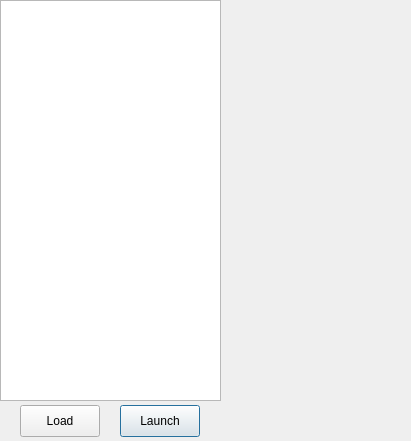
First picture: the form in src/historylist.ui, repository Pedro-Beirao/dsda-launcher, before the edit.
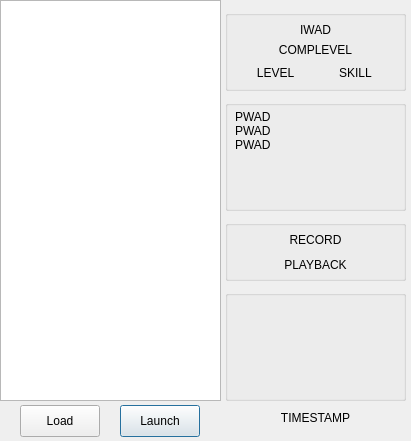
Second picture: the form after the edit.

Commit message: Setup UI of history item details

Patch:
```diff
--- a/src/historylist.ui
+++ b/src/historylist.ui
@@ -77,97 +77,175 @@
     </rect>
    </property>
    <property name="text">
-    <string/>
+    <string>TIMESTAMP</string>
+   </property>
+   <property name="alignment">
+    <set>Qt::AlignCenter</set>
    </property>
   </widget>
+  <widget class="QGroupBox" name="groupBox">
+   <property name="geometry">
+    <rect>
+     <x>225</x>
+     <y>10</y>
+     <width>181</width>
+     <height>81</height>
+    </rect>
+   </property>
+   <property name="title">
+    <string/>
+   </property>
   <widget class="QLabel" name="iwad_label">
    <property name="geometry">
     <rect>
-     <x>240</x>
-     <y>20</y>
-     <width>151</width>
-     <height>16</height>
+      <x>0</x>
+      <y>10</y>
+      <width>181</width>
+      <height>20</height>
     </rect>
    </property>
    <property name="text">
-    <string/>
+     <string>IWAD</string>
+    </property>
+    <property name="alignment">
+     <set>Qt::AlignCenter</set>
    </property>
   </widget>
   <widget class="QLabel" name="complevel_label">
    <property name="geometry">
     <rect>
-     <x>240</x>
-     <y>50</y>
-     <width>151</width>
-     <height>16</height>
+      <x>0</x>
+      <y>30</y>
+      <width>181</width>
+      <height>20</height>
     </rect>
    </property>
    <property name="text">
-    <string/>
+     <string>COMPLEVEL</string>
+    </property>
+    <property name="alignment">
+     <set>Qt::AlignCenter</set>
    </property>
   </widget>
   <widget class="QLabel" name="level_label">
    <property name="geometry">
     <rect>
-     <x>240</x>
-     <y>80</y>
+      <x>20</x>
+      <y>55</y>
      <width>61</width>
      <height>16</height>
     </rect>
    </property>
    <property name="text">
-    <string/>
+     <string>LEVEL</string>
+    </property>
+    <property name="alignment">
+     <set>Qt::AlignCenter</set>
    </property>
   </widget>
   <widget class="QLabel" name="difficulty_label">
    <property name="geometry">
     <rect>
-     <x>330</x>
-     <y>80</y>
+      <x>100</x>
+      <y>55</y>
      <width>61</width>
      <height>16</height>
     </rect>
    </property>
    <property name="text">
+     <string>SKILL</string>
+    </property>
+    <property name="alignment">
+     <set>Qt::AlignCenter</set>
+    </property>
+   </widget>
+  </widget>
+  <widget class="QGroupBox" name="groupBox_2">
+   <property name="geometry">
+    <rect>
+     <x>225</x>
+     <y>100</y>
+     <width>181</width>
+     <height>111</height>
+    </rect>
+   </property>
+   <property name="title">
     <string/>
    </property>
-  </widget>
   <widget class="QLabel" name="pwads_label">
    <property name="geometry">
     <rect>
-     <x>240</x>
-     <y>120</y>
-     <width>151</width>
+      <x>10</x>
+      <y>10</y>
+      <width>161</width>
      <height>91</height>
     </rect>
    </property>
    <property name="text">
-    <string/>
-   </property>
-  </widget>
-  <widget class="QLabel" name="recordDemo_label">
+     <string>PWAD
+PWAD
+PWAD</string>
+    </property>
+    <property name="alignment">
+     <set>Qt::AlignLeading|Qt::AlignLeft|Qt::AlignTop</set>
+    </property>
+   </widget>
+  </widget>
+  <widget class="QGroupBox" name="groupBox_3">
    <property name="geometry">
     <rect>
-     <x>240</x>
-     <y>230</y>
-     <width>151</width>
-     <height>16</height>
+     <x>225</x>
+     <y>220</y>
+     <width>181</width>
+     <height>61</height>
     </rect>
    </property>
-   <property name="text">
+   <property name="title">
     <string/>
    </property>
-  </widget>
   <widget class="QLabel" name="playbackDemo_label">
    <property name="geometry">
     <rect>
-     <x>240</x>
-     <y>260</y>
-     <width>151</width>
-     <height>16</height>
+      <x>0</x>
+      <y>35</y>
+      <width>181</width>
+      <height>20</height>
     </rect>
    </property>
    <property name="text">
+     <string>PLAYBACK</string>
+    </property>
+    <property name="alignment">
+     <set>Qt::AlignCenter</set>
+    </property>
+   </widget>
+   <widget class="QLabel" name="recordDemo_label">
+    <property name="geometry">
+     <rect>
+      <x>0</x>
+      <y>10</y>
+      <width>181</width>
+      <height>20</height>
+     </rect>
+    </property>
+    <property name="text">
+     <string>RECORD</string>
+    </property>
+    <property name="alignment">
+     <set>Qt::AlignCenter</set>
+    </property>
+   </widget>
+  </widget>
+  <widget class="QGroupBox" name="groupBox_4">
+   <property name="geometry">
+    <rect>
+     <x>225</x>
+     <y>290</y>
+     <width>181</width>
+     <height>111</height>
+    </rect>
+   </property>
+   <property name="title">
     <string/>
    </property>
   </widget>
```
Lines whose indentation alone changed are shown as unchanged. The commit also changes 1 other file.
